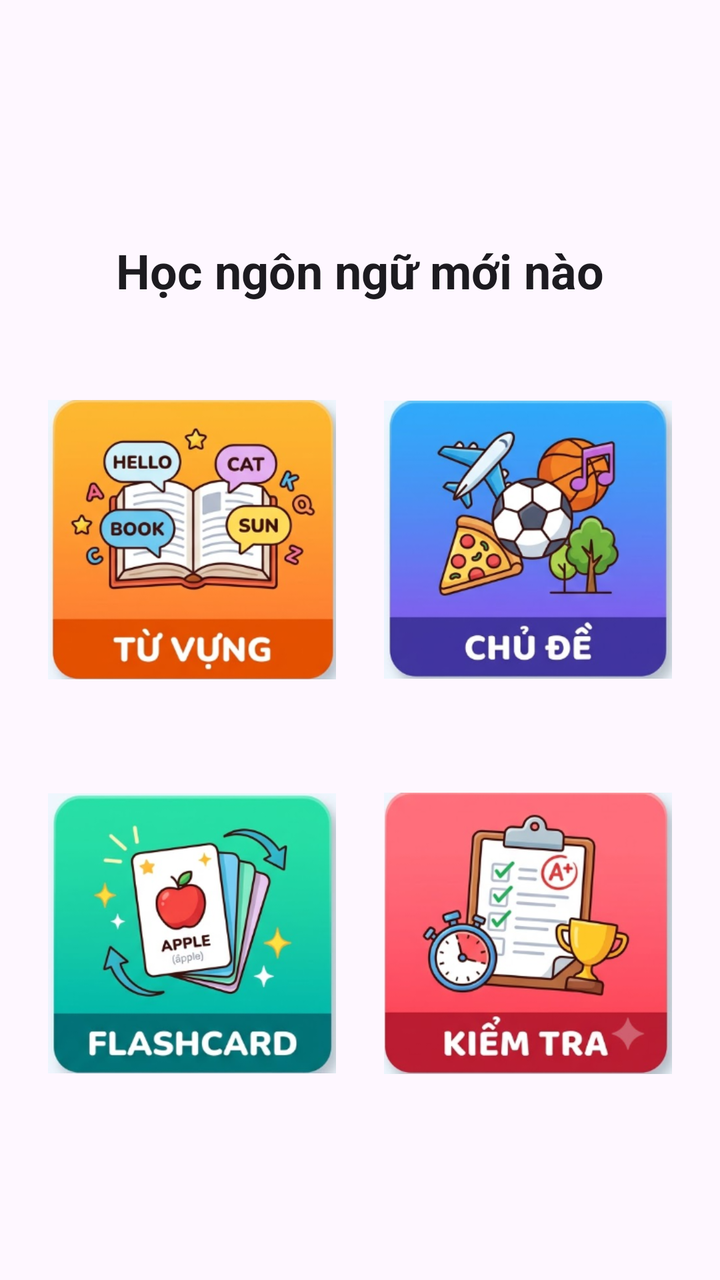
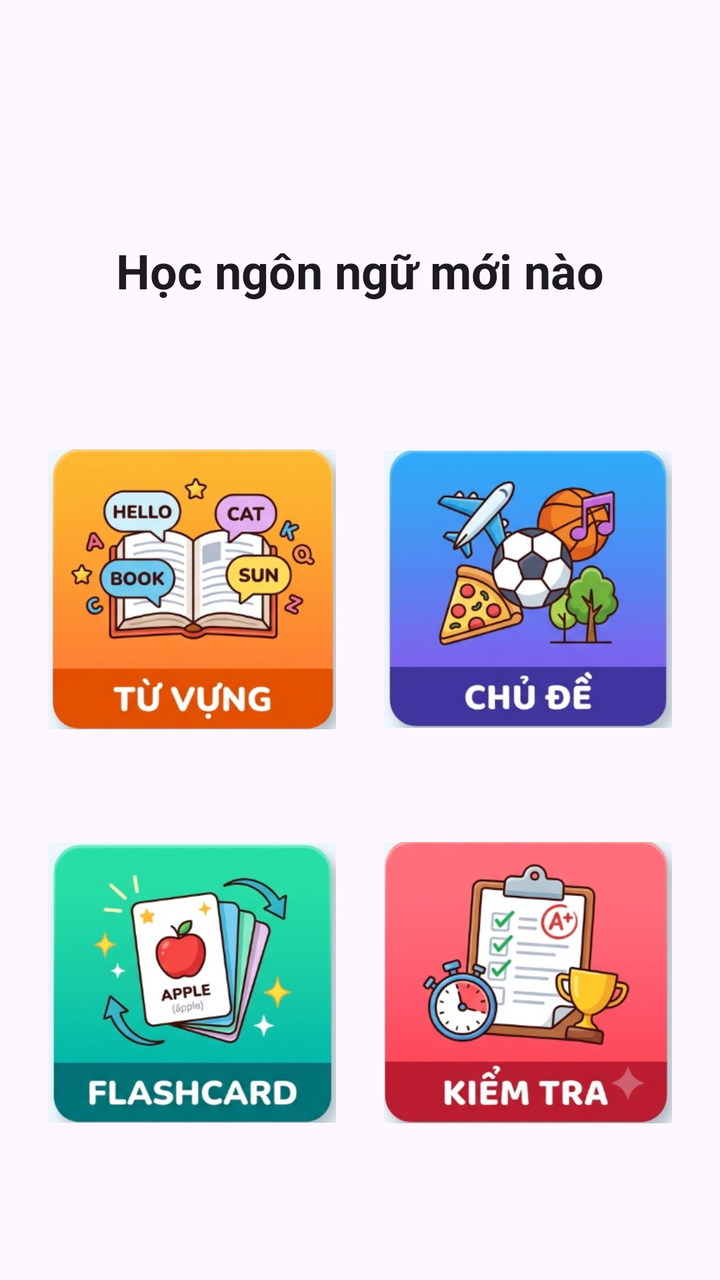

Two renders of the same Android screen: before a commit and after it. Below are the layout's source before the change and the commit's diff.
<!-- AndroidManifest.xml: application theme Theme.ProjectHocTiengAnh -->
<!-- res/layout/activity_manhinhkhoidong.xml -->
<?xml version="1.0" encoding="utf-8"?>
<androidx.constraintlayout.widget.ConstraintLayout xmlns:android="http://schemas.android.com/apk/res/android"
    xmlns:app="http://schemas.android.com/apk/res-auto"
    xmlns:tools="http://schemas.android.com/tools"
    android:id="@+id/main"
    android:layout_width="match_parent"
    android:layout_height="match_parent"
    tools:context=".ManHinhKhoiDong">

    <TextView
        android:id="@+id/tvTitle"
        android:layout_width="wrap_content"
        android:layout_height="wrap_content"
        android:layout_marginTop="32dp"
        android:layout_marginStart="16dp"
        android:layout_marginEnd="16dp"
        android:gravity="center"
        android:text="@string/hoc_ngon_ngu_moi_nao"
        android:textColor="?android:attr/textColorPrimary"
        android:textSize="24sp"
        android:textStyle="bold"
        app:layout_constraintBottom_toTopOf="@+id/imageView"
        app:layout_constraintEnd_toEndOf="parent"
        app:layout_constraintStart_toStartOf="parent"
        app:layout_constraintTop_toTopOf="parent"
        app:layout_constraintVertical_chainStyle="packed" />

    <ImageView
        android:id="@+id/imageView"
        android:layout_width="0dp"
        android:layout_height="0dp"
        android:layout_marginStart="24dp"
        android:layout_marginTop="32dp"
        android:layout_marginEnd="12dp"
        android:adjustViewBounds="true"
        android:contentDescription="@null"
        android:scaleType="fitCenter"
        app:srcCompat="@drawable/tuvung"
        app:layout_constraintBottom_toTopOf="@+id/imageView3"
        app:layout_constraintDimensionRatio="1:1.2"
        app:layout_constraintEnd_toStartOf="@+id/imageView2"
        app:layout_constraintHorizontal_chainStyle="spread"
        app:layout_constraintStart_toStartOf="parent"
        app:layout_constraintTop_toBottomOf="@+id/tvTitle" />

    <ImageView
        android:id="@+id/imageView2"
        android:layout_width="0dp"
        android:layout_height="0dp"
        android:layout_marginStart="12dp"
        android:layout_marginEnd="24dp"
        android:adjustViewBounds="true"
        android:contentDescription="@null"
        android:scaleType="fitCenter"
        app:srcCompat="@drawable/chude"
        app:layout_constraintBottom_toBottomOf="@+id/imageView"
        app:layout_constraintDimensionRatio="1:1.2"
        app:layout_constraintEnd_toEndOf="parent"
        app:layout_constraintStart_toEndOf="@+id/imageView"
        app:layout_constraintTop_toTopOf="@+id/imageView" />

    <ImageView
        android:id="@+id/imageView3"
        android:layout_width="0dp"
        android:layout_height="0dp"
        android:layout_marginTop="24dp"
        android:adjustViewBounds="true"
        android:contentDescription="@null"
        android:scaleType="fitCenter"
        app:srcCompat="@drawable/flashcard"
        app:layout_constraintBottom_toBottomOf="parent"
        app:layout_constraintDimensionRatio="1:1.2"
        app:layout_constraintEnd_toEndOf="@+id/imageView"
        app:layout_constraintStart_toStartOf="@+id/imageView"
        app:layout_constraintTop_toBottomOf="@+id/imageView" />

    <ImageView
        android:id="@+id/imageView4"
        android:layout_width="0dp"
        android:layout_height="0dp"
        android:adjustViewBounds="true"
        android:contentDescription="@null"
        android:scaleType="fitCenter"
        app:srcCompat="@drawable/kiemtra"
        app:layout_constraintBottom_toBottomOf="@+id/imageView3"
        app:layout_constraintDimensionRatio="1:1.2"
        app:layout_constraintEnd_toEndOf="@+id/imageView2"
        app:layout_constraintStart_toStartOf="@+id/imageView2"
        app:layout_constraintTop_toTopOf="@+id/imageView3" />

</androidx.constraintlayout.widget.ConstraintLayout>
<!-- resources referenced by this layout -->
<resources>
  <!-- drawable chude: png bitmap (drawable, 113692 bytes) -->
  <!-- drawable flashcard: png bitmap (drawable, 105760 bytes) -->
  <!-- drawable kiemtra: png bitmap (drawable, 103814 bytes) -->
  <!-- drawable tuvung: png bitmap (drawable, 116759 bytes) -->
  <string name="hoc_ngon_ngu_moi_nao">Học ngôn ngữ mới nào</string>
  <style name="Theme.ProjectHocTiengAnh" parent="Base.Theme.ProjectHocTiengAnh" />
  <style name="Base.Theme.ProjectHocTiengAnh" parent="Theme.Material3.DayNight.NoActionBar">
          
          
      </style>
</resources>

<!-- the commit's change to res/layout/activity_manhinhkhoidong.xml (unified diff, before → after) -->
@@ -9,24 +9,24 @@
 
     <TextView
         android:id="@+id/tvTitle"
-        android:layout_width="wrap_content"
-        android:layout_height="wrap_content"
+        android:layout_width="248dp"
+        android:layout_height="82dp"
+        android:layout_marginStart="16dp"
         android:layout_marginTop="32dp"
-        android:layout_marginStart="16dp"
         android:layout_marginEnd="16dp"
         android:gravity="center"
         android:text="@string/hoc_ngon_ngu_moi_nao"
         android:textColor="?android:attr/textColorPrimary"
         android:textSize="24sp"
         android:textStyle="bold"
-        app:layout_constraintBottom_toTopOf="@+id/imageView"
+        app:layout_constraintBottom_toTopOf="@+id/img_tuvung"
         app:layout_constraintEnd_toEndOf="parent"
         app:layout_constraintStart_toStartOf="parent"
         app:layout_constraintTop_toTopOf="parent"
         app:layout_constraintVertical_chainStyle="packed" />
 
     <ImageView
-        android:id="@+id/imageView"
+        android:id="@+id/img_tuvung"
         android:layout_width="0dp"
         android:layout_height="0dp"
         android:layout_marginStart="24dp"
@@ -36,15 +36,15 @@
         android:contentDescription="@null"
         android:scaleType="fitCenter"
         app:srcCompat="@drawable/tuvung"
-        app:layout_constraintBottom_toTopOf="@+id/imageView3"
+        app:layout_constraintBottom_toTopOf="@+id/img_flashcard"
         app:layout_constraintDimensionRatio="1:1.2"
-        app:layout_constraintEnd_toStartOf="@+id/imageView2"
+        app:layout_constraintEnd_toStartOf="@+id/img_chude"
         app:layout_constraintHorizontal_chainStyle="spread"
         app:layout_constraintStart_toStartOf="parent"
         app:layout_constraintTop_toBottomOf="@+id/tvTitle" />
 
     <ImageView
-        android:id="@+id/imageView2"
+        android:id="@+id/img_chude"
         android:layout_width="0dp"
         android:layout_height="0dp"
         android:layout_marginStart="12dp"
@@ -53,39 +53,39 @@
         android:contentDescription="@null"
         android:scaleType="fitCenter"
         app:srcCompat="@drawable/chude"
-        app:layout_constraintBottom_toBottomOf="@+id/imageView"
+        app:layout_constraintBottom_toBottomOf="@+id/img_tuvung"
         app:layout_constraintDimensionRatio="1:1.2"
         app:layout_constraintEnd_toEndOf="parent"
-        app:layout_constraintStart_toEndOf="@+id/imageView"
-        app:layout_constraintTop_toTopOf="@+id/imageView" />
+        app:layout_constraintStart_toEndOf="@+id/img_tuvung"
+        app:layout_constraintTop_toTopOf="@+id/img_tuvung" />
 
     <ImageView
-        android:id="@+id/imageView3"
+        android:id="@+id/img_flashcard"
         android:layout_width="0dp"
         android:layout_height="0dp"
         android:layout_marginTop="24dp"
         android:adjustViewBounds="true"
         android:contentDescription="@null"
         android:scaleType="fitCenter"
-        app:srcCompat="@drawable/flashcard"
         app:layout_constraintBottom_toBottomOf="parent"
         app:layout_constraintDimensionRatio="1:1.2"
-        app:layout_constraintEnd_toEndOf="@+id/imageView"
-        app:layout_constraintStart_toStartOf="@+id/imageView"
-        app:layout_constraintTop_toBottomOf="@+id/imageView" />
+        app:layout_constraintEnd_toEndOf="@+id/img_tuvung"
+        app:layout_constraintStart_toStartOf="@+id/img_tuvung"
+        app:layout_constraintTop_toBottomOf="@+id/img_tuvung"
+        app:srcCompat="@drawable/flashcard" />
 
     <ImageView
-        android:id="@+id/imageView4"
+        android:id="@+id/img_kiemtra"
         android:layout_width="0dp"
         android:layout_height="0dp"
         android:adjustViewBounds="true"
         android:contentDescription="@null"
         android:scaleType="fitCenter"
         app:srcCompat="@drawable/kiemtra"
-        app:layout_constraintBottom_toBottomOf="@+id/imageView3"
+        app:layout_constraintBottom_toBottomOf="@+id/img_flashcard"
         app:layout_constraintDimensionRatio="1:1.2"
-        app:layout_constraintEnd_toEndOf="@+id/imageView2"
-        app:layout_constraintStart_toStartOf="@+id/imageView2"
-        app:layout_constraintTop_toTopOf="@+id/imageView3" />
+        app:layout_constraintEnd_toEndOf="@+id/img_chude"
+        app:layout_constraintStart_toStartOf="@+id/img_chude"
+        app:layout_constraintTop_toTopOf="@+id/img_flashcard" />
 
 </androidx.constraintlayout.widget.ConstraintLayout>
